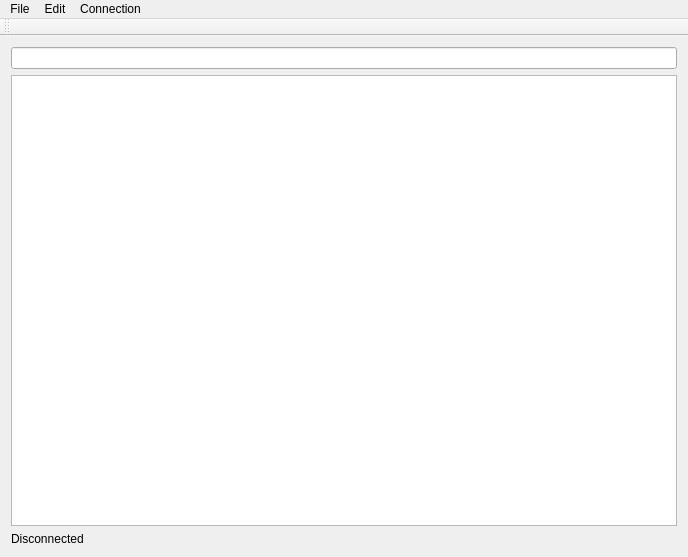
Qt form mainwindow.ui (digitallumens/dlterm) before a commit.
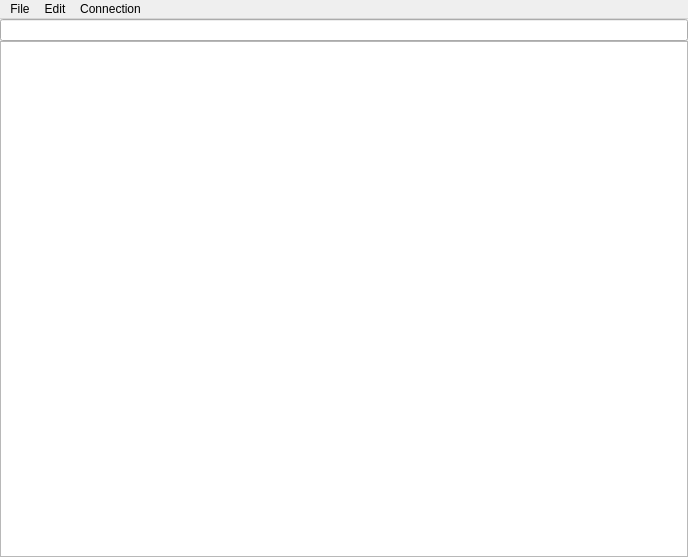
The same form after that commit.

Commit message: now using window title for connnection status

Diff of the .ui file:
```diff
--- a/mainwindow.ui
+++ b/mainwindow.ui
@@ -17,12 +17,33 @@
    </sizepolicy>
   </property>
   <property name="windowTitle">
-   <string>DLTerm</string>
+   <string/>
+  </property>
+  <property name="styleSheet">
+   <string notr="true"/>
   </property>
   <widget class="QWidget" name="centralWidget">
    <layout class="QGridLayout" name="gridLayout">
+    <property name="leftMargin">
+     <number>0</number>
+    </property>
+    <property name="topMargin">
+     <number>0</number>
+    </property>
+    <property name="rightMargin">
+     <number>0</number>
+    </property>
+    <property name="bottomMargin">
+     <number>0</number>
+    </property>
+    <property name="spacing">
+     <number>0</number>
+    </property>
     <item row="1" column="0">
      <widget class="QPlainTextEdit" name="outputFeed">
+      <property name="styleSheet">
+       <string notr="true"/>
+      </property>
       <property name="readOnly">
        <bool>true</bool>
       </property>
@@ -30,15 +51,14 @@
     </item>
     <item row="0" column="0">
      <widget class="QLineEdit" name="commandLine">
+      <property name="frame">
+       <bool>true</bool>
+      </property>
       <property name="placeholderText">
        <string/>
       </property>
-     </widget>
-    </item>
-    <item row="2" column="0">
-     <widget class="QLabel" name="status">
-      <property name="text">
-       <string>Disconnected</string>
+      <property name="cursorMoveStyle">
+       <enum>Qt::LogicalMoveStyle</enum>
       </property>
      </widget>
     </item>
@@ -83,14 +103,6 @@
    <addaction name="menuEdit"/>
    <addaction name="menuConnection"/>
   </widget>
-  <widget class="QToolBar" name="mainToolBar">
-   <attribute name="toolBarArea">
-    <enum>TopToolBarArea</enum>
-   </attribute>
-   <attribute name="toolBarBreak">
-    <bool>false</bool>
-   </attribute>
-  </widget>
   <action name="actionUseFTDICable">
    <property name="checkable">
     <bool>true</bool>
```
The commit also changes 4 other files.
